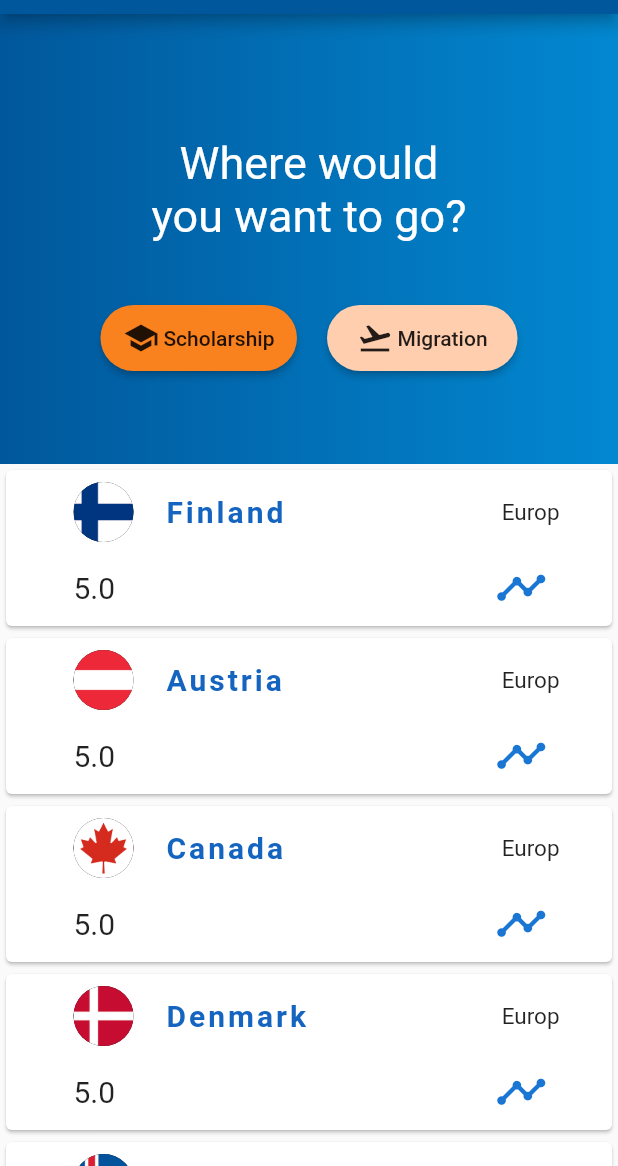
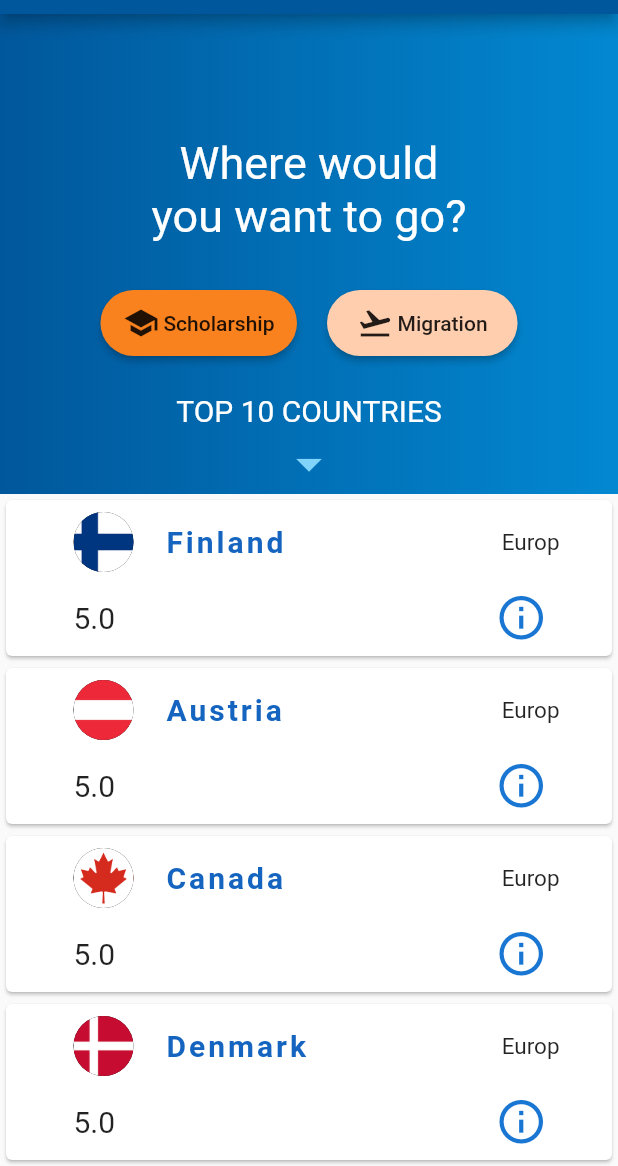
Before and after one commit to Zizu098/Zoda2020, a Flutter app: the screen it shows once a user with an empty profile is signed in, on a phone screen of 412 x 824 dp, the part 70-1236 px from its top. Run offline on Flutter 3.47's test engine with Material 2 defaults, Android fonts, the phone set to English and light mode, and no system bars; our stand-ins replace cloud_firestore, dio, firebase_auth, firebase_storage, flutter_spinkit, font_awesome_flutter and 1 more; missing offline and left inert: custom_switch; accounts and stored records are empty.

Commit message:
Home Top part & Cards

```diff
--- a/lib/screens/Home/home.dart
+++ b/lib/screens/Home/home.dart
@@ -236,7 +236,7 @@ class _HomeScreenTopPartState extends State<HomeScreenTopPart> {
         ClipPath(
           // clipper: CustomShapeClipper(),
           child: Container(
-            height: 300.0,
+            height: 320.0,
             decoration: BoxDecoration(
               gradient: LinearGradient(
                 // color: bkColor,
@@ -269,7 +269,7 @@ class _HomeScreenTopPartState extends State<HomeScreenTopPart> {
                   textAlign: TextAlign.center,
                 ),
                 SizedBox(
-                  height: 40.0,
+                  height: 30.0,
                 ),
 
                 Row(
@@ -332,11 +332,24 @@ class _HomeScreenTopPartState extends State<HomeScreenTopPart> {
                       ),
                     ),
                   ],
-                )
+                ),
+                Text(
+                  '\nTOP 10 COUNTRIES',
+                  style: TextStyle(
+                    fontSize: 20.0,
+                    color: Colors.white,
+
+                  ),
+                  textAlign: TextAlign.left,
+
+                ),
+                Spacer(),
+                Icon(Icons.arrow_drop_down,size: 40,color: Colors.lightBlue[200],)
               ],
             ),
           ),
         )
+
       ],
     );
   }
@@ -502,7 +515,7 @@ class _HomeScreenBottomPartState extends State<HomeScreenBottomPart> {
                         onPressed: () {
                           _createAlertDialog(context);
                         },
-                        icon: Icon(Icons.timeline),color: Colors.blue[700],
+                        icon: Icon(Icons.info_outline),color: Colors.blue[700],
                         iconSize: 35,
 
                       ),
```
